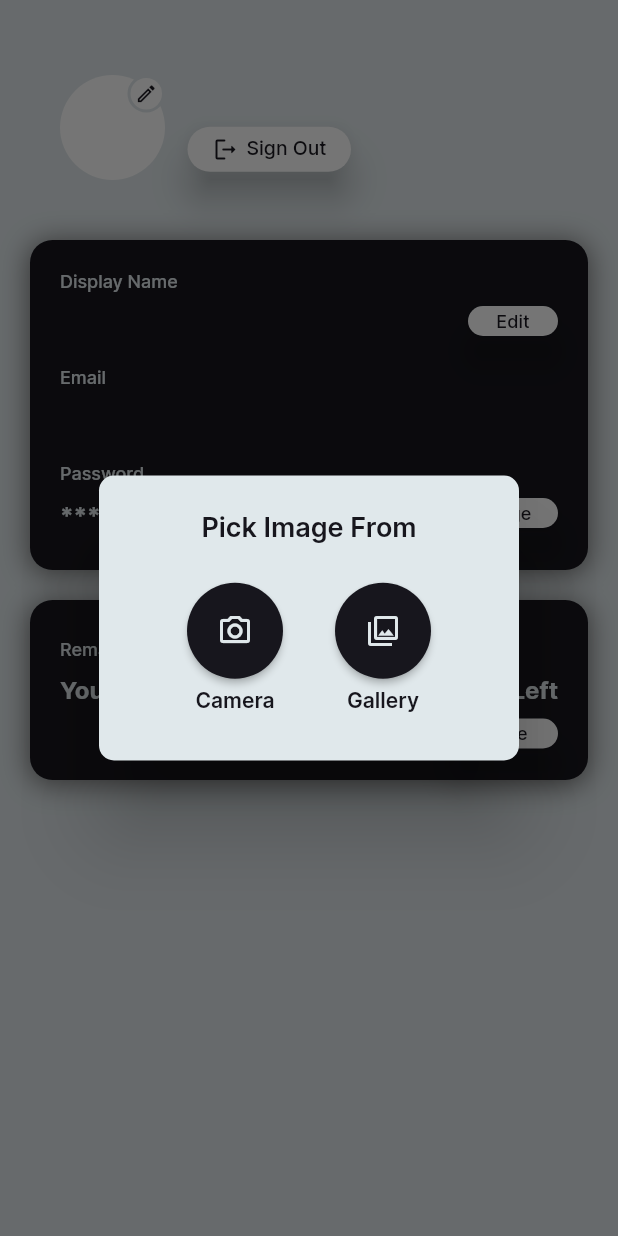
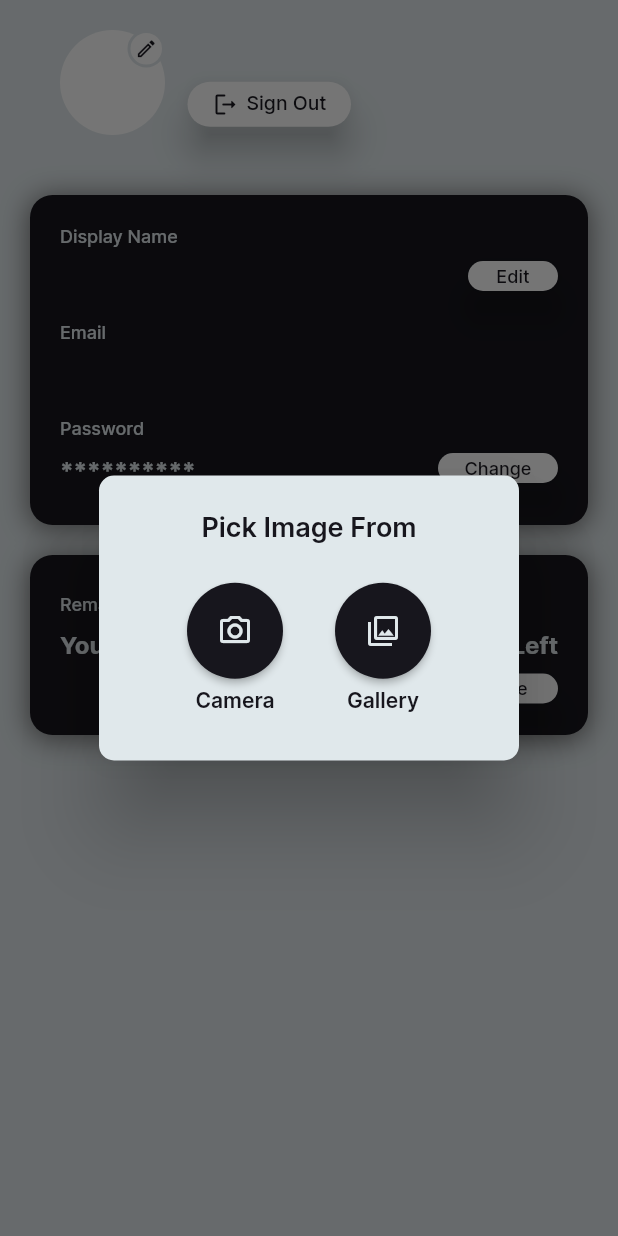
Before and after one commit to rhnzal/b2b-flutter, a Flutter app: the ProfileScreen screen opened directly, after a tap on the "edit" icon, on a phone screen of 412 x 824 dp. Run offline on Flutter 3.47's test engine with Material 2 defaults, Android fonts, the phone set to English and light mode, and no system bars; our stand-ins replace image_picker, photo_view, rounded_loading_button, shared_preferences, webview_flutter; accounts and stored records are empty; network calls fail.

Commit message:
fix layout

```diff
--- a/lib/home.dart
+++ b/lib/home.dart
@@ -1,4 +1,5 @@
 import 'package:flutter/material.dart';
+import 'package:flutter/services.dart';
 import 'package:projectb2b/screen/quotascreen.dart';
 import 'package:projectb2b/screen/historyscreen.dart';
 import 'package:projectb2b/screen/homescreen.dart';
@@ -28,7 +29,9 @@ class _HomeState extends State<Home> {
     return Scaffold(
       resizeToAvoidBottomInset: false,
       backgroundColor: const Color.fromARGB(255, 224, 232, 235),
-      body: ScrollConfiguration(
+      body: AnnotatedRegion(
+        value: SystemUiOverlayStyle.dark,
+        child: ScrollConfiguration(
           behavior: const ScrollBehavior(),
           child: GlowingOverscrollIndicator(
             axisDirection: AxisDirection.right,
@@ -46,6 +49,7 @@ class _HomeState extends State<Home> {
                 QuotaScreen(),
                 ProfileScreen()
               ],
+            ),
           ),
         ),
       ),
--- a/lib/main.dart
+++ b/lib/main.dart
@@ -12,7 +12,7 @@ Future<void> main() async {
       [DeviceOrientation.portraitUp, DeviceOrientation.portraitDown]);
   SystemChrome.setSystemUIOverlayStyle(
     const SystemUiOverlayStyle(
-      systemNavigationBarColor: Colors.black
+      systemNavigationBarColor: Colors.transparent
     )
   );
   runApp(MyApp(
--- a/lib/screen/login.dart
+++ b/lib/screen/login.dart
@@ -366,7 +366,9 @@ class _LoginState extends State<Login> {
           // appBar: AppBar(backgroundColor: Colors.transparent, elevation: 0),
           backgroundColor: const Color.fromARGB(255, 23, 22, 29),
           // ignore: prefer_const_literals_to_create_immutables
-          body: Form(
+          body: AnnotatedRegion(
+            value: SystemUiOverlayStyle.light,
+            child: Form(
               key: formKey,
               child: ScrollConfiguration(
                 behavior: const ScrollBehavior(),
@@ -386,6 +388,7 @@ class _LoginState extends State<Login> {
                 ),
               ),
             ),
+          ),
         );
       }
     );
--- a/lib/screen/paymentscreen.dart
+++ b/lib/screen/paymentscreen.dart
@@ -64,7 +64,8 @@ class _PaymentScreenState extends State<PaymentScreen> {
             titleTextStyle: const TextStyle(
               color: Color.fromARGB(255, 23, 22, 29),
               fontFamily: 'Inter',
-              fontWeight: FontWeight.w600),
+              fontWeight: FontWeight.w600
+            ),
             content: Text('$error'),
             contentTextStyle: const TextStyle(color: Color.fromARGB(255, 23, 22, 29)),
             actions: [
--- a/lib/screen/profilescreen.dart
+++ b/lib/screen/profilescreen.dart
@@ -1,4 +1,5 @@
 import 'package:flutter/material.dart';
+import 'package:flutter/services.dart';
 import 'package:projectb2b/endpoints.dart';
 import 'package:projectb2b/screen/login.dart';
 import 'package:projectb2b/screen/changepassword.dart';
@@ -68,7 +69,7 @@ class _ProfileScreenState extends State<ProfileScreen> {
   @override
   Widget build(BuildContext context) {
     Widget profilePreview = Container(
-      margin: const EdgeInsets.fromLTRB(40, 50, 40, 0),
+      padding: const EdgeInsets.fromLTRB(40, 20, 40, 20),
       child: Row(
         children: [
           ProfilePicture(),
@@ -193,7 +194,7 @@ class _ProfileScreenState extends State<ProfileScreen> {
 
     Widget editProfile = Container(
       height: 220,
-      margin: const EdgeInsets.fromLTRB(20, 40, 20, 20),
+      margin: const EdgeInsets.all(20),
       decoration: BoxDecoration(
         borderRadius: BorderRadius.circular(15),
         color: const Color.fromARGB(255, 23, 22, 29),
@@ -612,15 +613,13 @@ class _ProfileScreenState extends State<ProfileScreen> {
     return Scaffold(
       resizeToAvoidBottomInset: false,
       backgroundColor: const Color.fromARGB(255, 224, 232, 235),
-      body: ScrollConfiguration(
-        behavior: const ScrollBehavior(),
-        child: GlowingOverscrollIndicator(
-          axisDirection: AxisDirection.down,
-          color: Colors.white,
-          child: SingleChildScrollView(
-            child: Column(
-              children: [ profilePreview, editProfile, quota ],
-            ),
+      body: AnnotatedRegion(
+        value: SystemUiOverlayStyle.dark,
+        child: SingleChildScrollView(
+          padding: EdgeInsets.only(top: MediaQuery.of(context).viewPadding.top),
+          physics: const BouncingScrollPhysics(),
+          child: Column(
+            children: [ profilePreview, editProfile, quota ],
           ),
         ),
       ),
--- a/lib/screen/register.dart
+++ b/lib/screen/register.dart
@@ -402,7 +402,9 @@ class _RegisterState extends State<Register> {
             elevation: 0,
 
         ),
-          body: Form(
+          body: AnnotatedRegion(
+            value: SystemUiOverlayStyle.light,
+            child: Form(
               key: formKey,
               child: ScrollConfiguration(
                 behavior: const ScrollBehavior(),
@@ -423,6 +425,7 @@ class _RegisterState extends State<Register> {
                 ),
               ),
             ),
+          ),
         );
       }
     );
--- a/lib/widget/welcome.dart
+++ b/lib/widget/welcome.dart
@@ -30,7 +30,7 @@ class _WelcomeUserState extends State<WelcomeUser> {
   @override
   Widget build(BuildContext context) {
     return Container(
-      margin: const EdgeInsets.fromLTRB(20, 40, 10, 20),
+      padding: const EdgeInsets.all(20),
       child: Row(
         children: [
           // ignore: prefer_const_constructors
@@ -51,7 +51,7 @@ class _WelcomeUserState extends State<WelcomeUser> {
                   style: TextStyle(
                     fontFamily: 'Inter',
                     fontWeight: FontWeight.w300,
-                    fontSize: 10
+                    fontSize: 12
                   )
                 ),
                 Text(
@@ -59,7 +59,7 @@ class _WelcomeUserState extends State<WelcomeUser> {
                   style: const TextStyle(
                     fontFamily: 'Inter',
                     fontWeight: FontWeight.w500,
-                    fontSize: 12
+                    fontSize: 14
                   )
                 )
               ],
```
Also changed, not shown: lib/screen/historyscreen.dart (+5 -3 lines), lib/screen/homescreen.dart (+11 -17 lines), lib/screen/quotascreen.dart (+7 -13 lines). Lines whose indentation alone changed are shown as unchanged.
